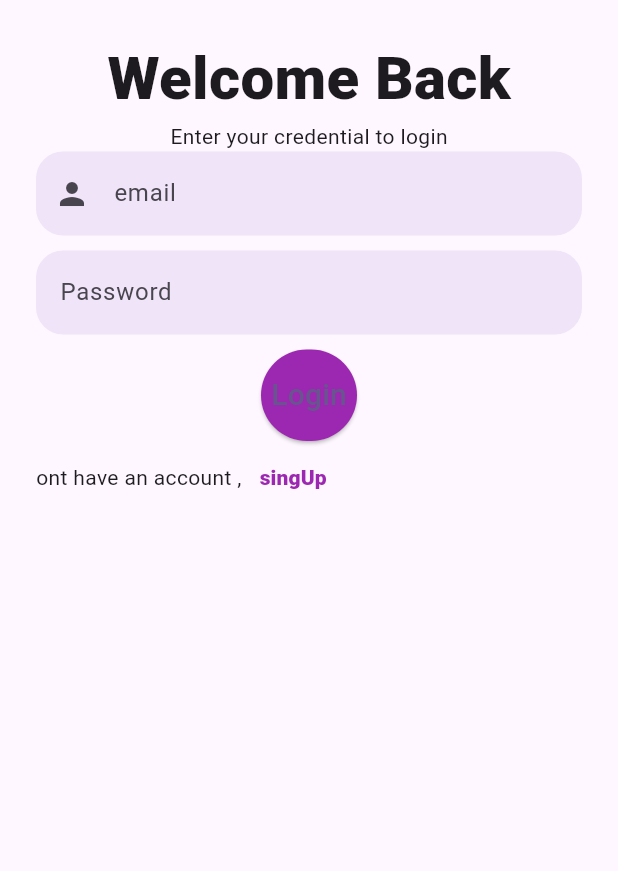
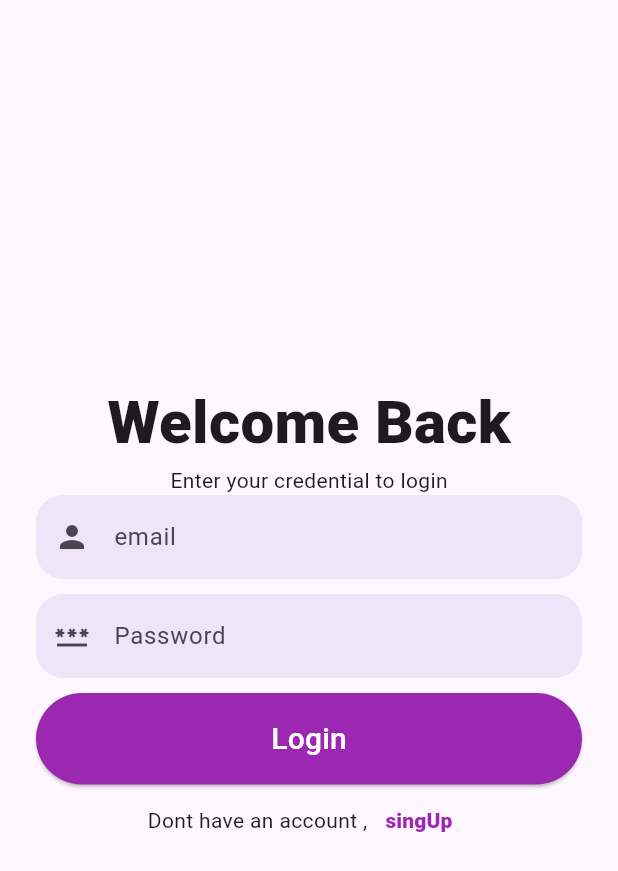
Before and after one commit to AhmedHr22/flutter_odoo_test, a Flutter app: the screen it shows after launch, on a phone screen of 412 x 824 dp. Shown: the top 871 px of the screen. Run offline on Flutter 3.47's test engine with Material 3 defaults, Android fonts, the phone set to English and light mode, and no system bars.

Commit message:
first commit

```diff
--- a/lib/pages/login_page.dart
+++ b/lib/pages/login_page.dart
@@ -10,6 +10,7 @@ class LoginPage extends StatelessWidget {
       body: Container(
         margin: const EdgeInsets.all(24),
         child: Column(
+          mainAxisAlignment: MainAxisAlignment.center,
           children: [_header(context), _inputField(context), _signup(context)],
         ),
       ),
@@ -31,6 +32,7 @@ _header(context) {
 
 _inputField(context) {
   return Column(
+    crossAxisAlignment: CrossAxisAlignment.stretch,
     children: [
       TextField(
         decoration: InputDecoration(
@@ -55,6 +57,7 @@ _inputField(context) {
               borderSide: BorderSide.none),
           filled: true,
           fillColor: Colors.deepPurple.withOpacity(0.1),
+          prefixIcon: const Icon(Icons.password)
         ),
       ),
       const SizedBox(
@@ -68,7 +71,7 @@ _inputField(context) {
         onPressed: () {},
         child: const Text(
           "Login",
-          style: TextStyle(fontSize: 20),
+          style: TextStyle(fontSize: 20,color: Colors.white),
         ),
       ),
     ],
@@ -77,8 +80,9 @@ _inputField(context) {
 
 _signup(context) {
   return Row(
+    mainAxisAlignment: MainAxisAlignment.center,
     children: [
-      const Text("ont have an account ,"),
+      const Text("Dont have an account ,"),
       TextButton(
         onPressed: () {},
         child: const Text(
```
